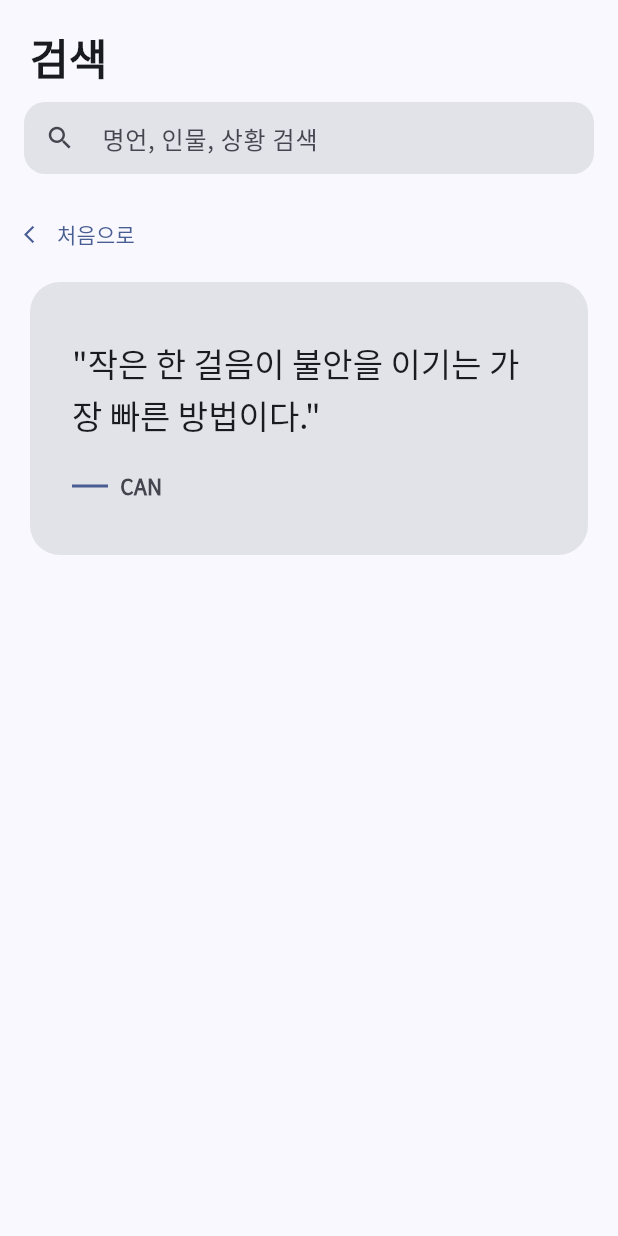
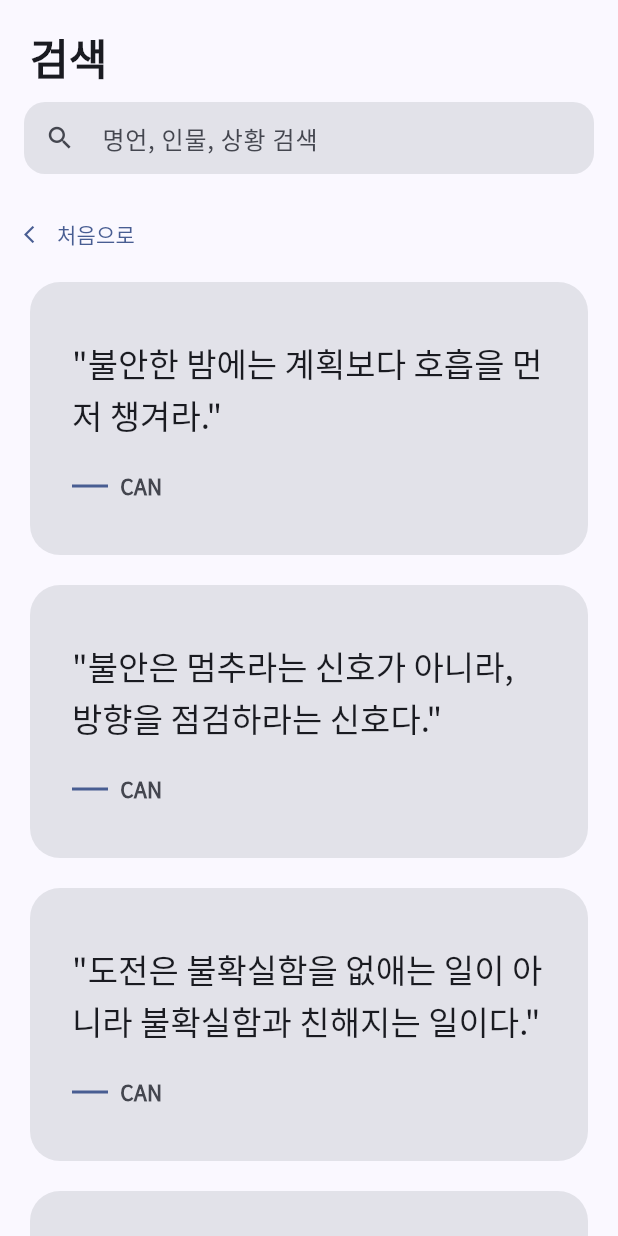
Before and after one commit to KKiyatho/CAN, a Flutter app: the SearchScreen screen opened directly, after a tap on "불안", on a phone screen of 412 x 824 dp. Run offline on Flutter 3.47's test engine with Material 3 defaults, Android fonts, the phone set to English and light mode, and no system bars; our stand-ins replace cloud_firestore, firebase_auth, firebase_core, flutter_local_notifications, flutter_riverpod, flutter_timezone and 5 more; missing offline and left inert: gal; accounts and stored records are empty; network calls fail; project files that could hold a hidden picture were left out.

Commit message:
검색 창 완벽 구현

```diff
--- a/can_app/lib/features/home/quote_repository.dart
+++ b/can_app/lib/features/home/quote_repository.dart
@@ -20,6 +20,8 @@ class QuoteRepository {
   QuoteRepository(this._db);
 
   static List<Quote>? _localQuotesCache;
+  static List<Quote>? _localKoreanQuotesCache;
+  static List<Quote>? _builtinEnglishQuotesCache;
   static List<Quote>? _firestoreQuotesCache;
   static DateTime? _firestoreQuotesLoadedAt;
   static const _firestoreCacheTtl = Duration(minutes: 10);
@@ -43,70 +45,128 @@ class QuoteRepository {
     '삶': ['life', 'living'],
   };
 
-  static List<Quote> _builtinFallbackQuotes() {
+  static const List<Map<String, dynamic>> _koreanFallbackSeed = [
+    {'content': '불안은 멈추라는 신호가 아니라, 방향을 점검하라는 신호다.', 'tags': ['불안', '삶', '자기계발']},
+    {'content': '완벽한 시작보다 오늘의 시작이 더 중요하다.', 'tags': ['자기계발', '도전', '성공']},
+    {'content': '작은 성실이 큰 자신감을 만든다.', 'tags': ['자기계발', '성공', '용기']},
+    {'content': '포기하고 싶은 날에도 한 줄은 남겨라.', 'tags': ['지침', '도전', '독서']},
+    {'content': '생각이 복잡할수록 해야 할 일은 단순해진다.', 'tags': ['철학', '삶', '자기계발']},
+    {'content': '비교는 속도를 빼앗고, 집중은 방향을 만든다.', 'tags': ['자기계발', '성공', '삶']},
+    {'content': '용기는 두려움이 없는 상태가 아니라, 두려움과 함께 걷는 태도다.', 'tags': ['용기', '불안', '도전']},
+    {'content': '오늘의 선택이 내일의 습관이 된다.', 'tags': ['자기계발', '삶', '성공']},
+    {'content': '느리게 가도 멈추지 않으면 도착한다.', 'tags': ['도전', '지침', '성공']},
+    {'content': '한 번의 실패는 방향 수정이지 인생 판정이 아니다.', 'tags': ['도전', '성공', '삶']},
+    {'content': '진짜 실력은 조용한 반복에서 자란다.', 'tags': ['자기계발', '성공', '지혜']},
+    {'content': '면접은 평가의 자리이기도 하지만, 선택의 자리이기도 하다.', 'tags': ['면접', '용기', '성공']},
+    {'content': '질문을 잘하는 사람이 기회를 먼저 본다.', 'tags': ['면접', '지혜', '성공']},
+    {'content': '대답보다 태도가 오래 기억된다.', 'tags': ['면접', '관계', '자기계발']},
+    {'content': '사랑은 상대를 바꾸는 힘이 아니라, 이해하려는 힘이다.', 'tags': ['사랑', '관계', '행복']},
+    {'content': '좋은 관계는 자주 말하는 것보다 잘 듣는 것에서 시작된다.', 'tags': ['관계', '사랑', '지혜']},
+    {'content': '진심은 빠른 답장보다 정확한 공감에 가깝다.', 'tags': ['관계', '사랑', '행복']},
+    {'content': '행복은 커다란 사건보다 잦은 감사에 가깝다.', 'tags': ['행복', '삶', '믿음']},
+    {'content': '웃음은 문제를 없애지 못해도 버틸 힘을 준다.', 'tags': ['행복', '지침', '삶']},
+    {'content': '마음이 흔들릴 때는 해야 할 일을 줄여라.', 'tags': ['불안', '지침', '자기계발']},
+    {'content': '철학은 어려운 답이 아니라 깊은 질문에서 시작된다.', 'tags': ['철학', '지혜', '삶']},
+    {'content': '자유는 하고 싶은 것을 다 하는 것이 아니라, 해야 할 것을 선택하는 힘이다.', 'tags': ['철학', '삶', '용기']},
+    {'content': '진실은 편안함보다 오래 남는다.', 'tags': ['철학', '지혜', '관계']},
+    {'content': '지혜는 많이 아는 것이 아니라, 지금 필요한 것을 아는 능력이다.', 'tags': ['지혜', '삶', '자기계발']},
+    {'content': '배움은 기억의 양이 아니라 시선의 변화다.', 'tags': ['지혜', '독서', '자기계발']},
+    {'content': '책은 답을 주기보다 질문의 깊이를 바꾼다.', 'tags': ['독서', '지혜', '철학']},
+    {'content': '읽은 문장은 사라져도 남은 태도는 삶을 바꾼다.', 'tags': ['독서', '삶', '자기계발']},
+    {'content': '창의력은 영감보다 관찰에서 먼저 태어난다.', 'tags': ['창의력', '지혜', '도전']},
+    {'content': '새로운 생각은 익숙한 것을 다르게 부를 때 시작된다.', 'tags': ['창의력', '철학', '자기계발']},
+    {'content': '도전은 큰 결심보다 작은 실행의 누적이다.', 'tags': ['도전', '자기계발', '성공']},
+    {'content': '성공은 속도보다 지속성에 더 가깝다.', 'tags': ['성공', '자기계발', '지침']},
+    {'content': '꾸준함은 재능이 없어도 쌓을 수 있는 가장 공정한 자산이다.', 'tags': ['성공', '자기계발', '용기']},
+    {'content': '믿음은 결과를 아는 확신이 아니라, 과정을 견디는 힘이다.', 'tags': ['믿음', '지침', '삶']},
+    {'content': '기도는 문제를 지우는 주문이 아니라 마음을 세우는 시간이다.', 'tags': ['믿음', '불안', '행복']},
+    {'content': '삶은 정답지를 찾는 여행이 아니라 나만의 문장을 쓰는 과정이다.', 'tags': ['삶', '철학', '자기계발']},
+    {'content': '오늘을 견딘 사람에게 내일은 선물이 된다.', 'tags': ['삶', '지침', '희망']},
+    {'content': '희망은 상황이 좋아서 생기는 감정이 아니라 포기하지 않는 선택이다.', 'tags': ['희망', '도전', '삶']},
+    {'content': '불안한 밤에는 계획보다 호흡을 먼저 챙겨라.', 'tags': ['불안', '행복', '삶']},
+    {'content': '지친 마음은 더 세게 밀기보다 잠깐 멈춰야 회복된다.', 'tags': ['지침', '행복', '삶']},
+    {'content': '면접장에서 필요한 것은 완벽함이 아니라 명확함이다.', 'tags': ['면접', '용기', '자기계발']},
+    {'content': '좋은 답변은 외운 문장이 아니라 경험에서 나온 문장이다.', 'tags': ['면접', '지혜', '성공']},
+    {'content': '관계의 품격은 갈등이 없을 때가 아니라 갈등을 다루는 방식에서 드러난다.', 'tags': ['관계', '사랑', '지혜']},
+    {'content': '사랑은 확신을 요구하기보다 성장을 허락한다.', 'tags': ['사랑', '관계', '행복']},
+    {'content': '행복은 멀리 있는 목표가 아니라 가까이 있는 태도다.', 'tags': ['행복', '삶', '철학']},
+    {'content': '철학은 삶을 느리게 만들지 않는다. 더 정확하게 만든다.', 'tags': ['철학', '지혜', '삶']},
+    {'content': '지혜로운 사람은 말의 크기보다 침묵의 길이를 안다.', 'tags': ['지혜', '관계', '철학']},
+    {'content': '독서는 시간을 쓰는 일이 아니라 시야를 넓히는 일이다.', 'tags': ['독서', '지혜', '자기계발']},
+    {'content': '창의력은 틀을 부수는 힘이 아니라 틀을 다시 설계하는 힘이다.', 'tags': ['창의력', '도전', '지혜']},
+    {'content': '도전은 불확실함을 없애는 일이 아니라 불확실함과 친해지는 일이다.', 'tags': ['도전', '불안', '용기']},
+    {'content': '성공은 크게 이기는 날보다 무너지지 않는 날들로 완성된다.', 'tags': ['성공', '지침', '삶']},
+    {'content': '삶의 방향은 남의 박수보다 내 마음의 평온이 결정한다.', 'tags': ['삶', '행복', '철학']},
+  ];
+
+  static List<Quote> _builtinKoreanQuotes() {
+    if (_localKoreanQuotesCache != null) return _localKoreanQuotesCache!;
     final now = DateTime(2020, 1, 1);
-    return [
+    _localKoreanQuotesCache = _koreanFallbackSeed
+      .take(50)
+      .toList()
+        .asMap()
+        .entries
+        .map(
+          (entry) => Quote(
+            id: 'builtin_ko_${entry.key + 1}',
+            content: entry.value['content'] as String,
+            author: 'CAN',
+            source: null,
+            language: 'ko',
+            isFeatured: false,
+            tags: List<String>.from(entry.value['tags'] as List<dynamic>),
+            createdAt: now.add(Duration(seconds: entry.key)),
+          ),
+        )
+        .toList();
+    return _localKoreanQuotesCache!;
+  }
+
+  static List<Quote> _builtinEnglishQuotes() {
+    if (_builtinEnglishQuotesCache != null) return _builtinEnglishQuotesCache!;
+    final now = DateTime(2020, 1, 1, 0, 10);
+    _builtinEnglishQuotesCache = [
       Quote(
-        id: 'builtin_1',
-        content: 'You do not have to be fearless. You only have to move forward.',
+        id: 'builtin_en_1',
+        content: 'Progress is built by showing up on ordinary days.',
         author: 'CAN',
         source: null,
         language: 'en',
         isFeatured: false,
-        tags: const ['courage', 'strength', 'motivation', '도전', '용기'],
+        tags: const ['motivation', 'growth', 'success'],
         createdAt: now,
       ),
       Quote(
-        id: 'builtin_2',
-        content: '작은 한 걸음이 불안을 이기는 가장 빠른 방법이다.',
-        author: 'CAN',
-        source: null,
-        language: 'ko',
-        isFeatured: false,
-        tags: const ['불안', '용기', '삶'],
-        createdAt: now.add(const Duration(seconds: 1)),
-      ),
-      Quote(
-        id: 'builtin_3',
-        content: 'Rest if you must, but do not quit.',
-        author: 'Unknown',
-        source: null,
-        language: 'en',
-        isFeatured: false,
-        tags: const ['motivation', 'growth', '지침', '자기계발'],
-        createdAt: now.add(const Duration(seconds: 2)),
-      ),
-      Quote(
-        id: 'builtin_4',
-        content: '관계는 정답이 아니라, 서로를 이해하려는 연습이다.',
-        author: 'CAN',
-        source: null,
-        language: 'ko',
-        isFeatured: false,
-        tags: const ['관계', '사랑', '행복'],
-        createdAt: now.add(const Duration(seconds: 3)),
-      ),
-      Quote(
-        id: 'builtin_5',
-        content: 'Success is built from ordinary days done consistently.',
+        id: 'builtin_en_2',
+        content: 'Courage is taking one more step while still feeling afraid.',
         author: 'CAN',
         source: null,
         language: 'en',
         isFeatured: false,
-        tags: const ['success', 'work', '성공', '자기계발'],
-        createdAt: now.add(const Duration(seconds: 4)),
+        tags: const ['courage', 'life', 'strength'],
+        createdAt: now.add(const Duration(seconds: 1)),
       ),
       Quote(
-        id: 'builtin_6',
-        content: '오늘의 평온은 어제의 걱정을 조금 내려놓은 결과다.',
+        id: 'builtin_en_3',
+        content: 'Consistency can outrun talent when talent stops early.',
         author: 'CAN',
         source: null,
-        language: 'ko',
+        language: 'en',
         isFeatured: false,
-        tags: const ['행복', '삶', '믿음'],
-        createdAt: now.add(const Duration(seconds: 5)),
+        tags: const ['success', 'discipline', 'work'],
+        createdAt: now.add(const Duration(seconds: 2)),
       ),
     ];
+    return _builtinEnglishQuotesCache!;
+  }
+
+  List<Quote> _builtinQuotesForLanguage(String language) {
+    if (language == 'all') {
+      return [..._builtinKoreanQuotes(), ..._builtinEnglishQuotes()];
+    }
+    if (language == 'ko') return _builtinKoreanQuotes();
+    return _builtinEnglishQuotes();
   }
 
   Future<List<Quote>> _loadLocalQuotes() async {
@@ -147,12 +207,23 @@ class QuoteRepository {
         );
       }
 
-      _localQuotesCache = parsed.isNotEmpty ? parsed : _builtinFallbackQuotes();
+      _localQuotesCache = parsed.isNotEmpty ? parsed : _builtinEnglishQuotes();
       return _localQuotesCache!;
     } catch (_) {
-      _localQuotesCache = _builtinFallbackQuotes();
+      _localQuotesCache = _builtinEnglishQuotes();
       return _localQuotesCache!;
     }
+  }
+
+  Future<List<Quote>> _loadLocalQuotesForLanguage(String language) async {
+    if (language == 'ko') {
+      return _builtinKoreanQuotes();
+    }
+    if (language == 'all') {
+      final en = await _loadLocalQuotes();
+      return [...en, ..._builtinKoreanQuotes()];
+    }
+    return _loadLocalQuotes();
   }
 
   Future<List<Quote>> _loadFirestoreQuotes({int maxDocs = 4000}) async {
@@ -213,12 +284,7 @@ class QuoteRepository {
 
   List<Quote> _filterByLanguage(List<Quote> quotes, String language) {
     if (language == 'all') return quotes;
-    final exact = quotes.where((q) => q.language == language).toList();
-    if (exact.isNotEmpty) return exact;
-    if (language == 'ko') {
-      return quotes.where((q) => q.language == 'en').toList();
-    }
-    return quotes;
+    return quotes.where((q) => q.language == language).toList();
   }
 
   String _normalize(String text) {
@@ -318,26 +384,59 @@ class QuoteRepository {
     return scored.map((e) => e.quote).toList();
   }
 
-  Future<List<Quote>> _localSearchByKeyword(String keyword) async {
-    final normalized = keyword.trim().toLowerCase();
-    if (normalized.isEmpty) return const [];
-    final local = await _loadLocalQuotes();
-    return local.where((q) {
-      if (q.content.toLowerCase().contains(normalized)) return true;
-      if (q.author.toLowerCase().contains(normalized)) return true;
-      return q.tags.any((t) => t.contains(normalized));
-    }).toList();
+  List<Quote> _supplementKoreanByTags(
+    List<Quote> current,
+    List<String> tags,
+  ) {
+    final fallback = _builtinKoreanQuotes();
+    final rankedFallback = _rankByTags(fallback, tags);
+    final merged = _dedupQuotes([
+      ...current,
+      ...rankedFallback,
+      ...fallback,
+    ]);
+    return merged;
   }
 
-  Future<List<Quote>> _localSearchByTags(List<String> tags) async {
+  Future<List<Quote>> _localSearchByTags(List<String> tags, {String language = 'en'}) async {
     if (tags.isEmpty) return const [];
-    final local = await _loadLocalQuotes();
+    final local = await _loadLocalQuotesForLanguage(language);
     final queryTokens = _expandTagTokens(tags);
 
     return local.where((q) {
       final haystack = '${q.content} ${q.author} ${q.tags.join(' ')}'.toLowerCase();
       return queryTokens.any(haystack.contains);
     }).toList();
+  }
+
+  Future<List<Quote>> _firestoreSearchByTags(List<String> tags) async {
+    if (tags.isEmpty) return const [];
+    final normalizedTags = tags
+        .map((tag) => tag.trim())
+        .where((tag) => tag.isNotEmpty)
+        .toList();
+    if (normalizedTags.isEmpty) return const [];
+
+    final queryTags = normalizedTags.take(10).toList();
+    try {
+      final snapshot = await _db
+          .collection('quotes')
+          .where('tags', arrayContainsAny: queryTags)
+          .limit(200)
+          .get();
+      return snapshot.docs.map(Quote.fromFirestore).toList();
+    } catch (_) {
+      try {
+        final fallback = await _db
+            .collection('quotes')
+            .where('tags', arrayContains: queryTags.first)
+            .limit(200)
+            .get();
+        return fallback.docs.map(Quote.fromFirestore).toList();
+      } catch (_) {
+        return const [];
+      }
+    }
   }
 
   /// 오늘의 명언: isFeatured=true 중 랜덤 1개
@@ -361,6 +460,14 @@ class QuoteRepository {
       ..shuffle();
 
     if (filtered.isEmpty) {
+      if (language == 'ko') {
+        final localKo = await _loadLocalQuotesForLanguage('ko');
+        if (localKo.isNotEmpty) {
+          final koFeatured = localKo.where((q) => q.isFeatured).toList()..shuffle();
+          if (koFeatured.isNotEmpty) return koFeatured.first;
+          return localKo.first;
+        }
+      }
       // 선택 언어 데이터 없으면 전체에서 랜덤
       final all = snapshot.docs.map(Quote.fromFirestore).toList()..shuffle();
       return all.first;
@@ -376,7 +483,7 @@ class QuoteRepository {
     int limit = 20,
     String language = 'ko',
   }) async {
-    final firestoreAll = await _loadFirestoreQuotes();
+    final firestoreAll = await _loadFirestoreQuotes(maxDocs: 1500);
     final normalized = _normalize(keyword);
     final firestoreMatches = firestoreAll.where((q) {
       final c = _normalize(q.content);
@@ -386,17 +493,25 @@ class QuoteRepository {
           q.tags.any((t) => _normalize(t).contains(normalized));
     }).toList();
 
-    final localMatches = await _localSearchByKeyword(keyword);
+    final localSource = await _loadLocalQuotesForLanguage(language);
+    final localMatches = localSource.where((q) {
+      final content = _normalize(q.content);
+      final author = _normalize(q.author);
+      return content.contains(normalized) ||
+          author.contains(normalized) ||
+          q.tags.any((t) => _normalize(t).contains(normalized));
+    }).toList();
     final merged = _filterByLanguage(
       _dedupQuotes([...firestoreMatches, ...localMatches]),
       language,
     );
     final ranked = _rankByKeyword(merged, keyword);
+    final resolved = ranked.isNotEmpty ? ranked : _builtinQuotesForLanguage(language);
 
-    final page = ranked.skip(offset).take(limit).toList();
+    final page = resolved.skip(offset).take(limit).toList();
     return QuotePage(
       quotes: page,
-      hasMore: offset + page.length < ranked.length,
+      hasMore: offset + page.length < resolved.length,
       nextOffset: offset + page.length,
     );
   }
@@ -412,33 +527,23 @@ class QuoteRepository {
       return const QuotePage(quotes: [], hasMore: false, nextOffset: 0);
     }
 
-    final expanded = _expandTagTokens(tags).map(_normalize).toSet();
-    final normalizedTags = tags.map(_normalize).toSet();
-    final firestoreAll = await _loadFirestoreQuotes();
-
-    final firestoreMatches = firestoreAll.where((q) {
-      final content = _normalize(q.content);
-      final author = _normalize(q.author);
-      final qtags = q.tags.map(_normalize).toList();
-
-      if (qtags.any(normalizedTags.contains)) return true;
-      if (expanded.any((t) => qtags.any((qt) => qt.contains(t)))) return true;
-      if (expanded.any(content.contains)) return true;
-      if (expanded.any(author.contains)) return true;
-      return false;
-    }).toList();
-
-    final localMatches = await _localSearchByTags(tags);
+    final firestoreMatches = await _firestoreSearchByTags(tags);
+    final localMatches = await _localSearchByTags(tags, language: language);
     final merged = _filterByLanguage(
       _dedupQuotes([...firestoreMatches, ...localMatches]),
       language,
     );
     final ranked = _rankByTags(merged, tags);
+    var resolved =
+        ranked.isNotEmpty ? ranked : _builtinQuotesForLanguage(language);
+    if (language == 'ko') {
+      resolved = _supplementKoreanByTags(resolved, tags);
+    }
 
-    final page = ranked.skip(offset).take(limit).toList();
+    final page = resolved.skip(offset).take(limit).toList();
     return QuotePage(
       quotes: page,
-      hasMore: offset + page.length < ranked.length,
+      hasMore: offset + page.length < resolved.length,
       nextOffset: offset + page.length,
     );
   }
--- a/can_app/lib/features/search/search_screen.dart
+++ b/can_app/lib/features/search/search_screen.dart
@@ -135,7 +135,6 @@ class SearchScreen extends ConsumerStatefulWidget {
 
 class _SearchScreenState extends ConsumerState<SearchScreen> {
   final _controller = TextEditingController();
-  final _emotionController = TextEditingController(); // 감정 입력창
   final _scrollController = ScrollController();
   final _focusNode = FocusNode();
   bool _isSearching = false;
@@ -157,7 +156,6 @@ class _SearchScreenState extends ConsumerState<SearchScreen> {
   @override
   void dispose() {
     _controller.dispose();
-    _emotionController.dispose();
     _scrollController.dispose();
     _focusNode.dispose();
     super.dispose();
@@ -165,24 +163,16 @@ class _SearchScreenState extends ConsumerState<SearchScreen> {
 
   void _clear() {
     _controller.clear();
-    _emotionController.clear();
     _focusNode.unfocus();
     setState(() => _isSearching = false);
     ref.read(searchNotifierProvider.notifier).clearSearch();
-  }
-
-  void _submitEmotion(String v) {
-    if (v.trim().isEmpty) return;
-    FocusScope.of(context).unfocus();
-    setState(() => _isSearching = false);
-    ref.read(searchNotifierProvider.notifier).searchByEmotion(v);
   }
 
   void _submit(String v) {
     if (v.trim().isEmpty) return;
     _focusNode.unfocus();
     setState(() => _isSearching = false);
-    ref.read(searchNotifierProvider.notifier).searchByKeyword(v);
+    ref.read(searchNotifierProvider.notifier).searchUnified(v);
   }
 
   void _selectCategory(_Category cat) {
@@ -287,9 +277,9 @@ class _SearchScreenState extends ConsumerState<SearchScreen> {
                       lang: lang,
                       state: state,
                       scrollController: _scrollController,
-                      onRetry: () =>
-                          ref.read(searchNotifierProvider.notifier)
-                              .searchByKeyword(_controller.text),
+                        onRetry: () => ref
+                          .read(searchNotifierProvider.notifier)
+                          .retryCurrentSearch(),
                       onClear: _clear,
                       recentSearches: state.recentSearches,
                       onRecentTap: (s) {
@@ -303,8 +293,6 @@ class _SearchScreenState extends ConsumerState<SearchScreen> {
                   : _CategoryGrid(
                       lang: lang,
                       onTap: _selectCategory,
-                      emotionController: _emotionController,
-                      onEmotionSubmit: _submitEmotion,
                       onTagTap: (tag) => ref
                           .read(searchNotifierProvider.notifier)
                           .searchByTag(tag),
@@ -323,15 +311,11 @@ class _SearchScreenState extends ConsumerState<SearchScreen> {
 class _CategoryGrid extends StatelessWidget {
   final String lang;
   final void Function(_Category) onTap;
-  final TextEditingController emotionController;
-  final void Function(String) onEmotionSubmit;
   final void Function(String) onTagTap;
 
   const _CategoryGrid({
     required this.lang,
     required this.onTap,
-    required this.emotionController,
-    required this.onEmotionSubmit,
     required this.onTagTap,
   });
 
@@ -348,10 +332,9 @@ class _CategoryGrid extends StatelessWidget {
   @override
   Widget build(BuildContext context) {
     final theme = Theme.of(context);
-    final cs = theme.colorScheme;
     return CustomScrollView(
       slivers: [
-        // ── 감정/상황 입력 섹션 ────────────────────────────────────────
+        // ── 감정 빠른 선택 섹션 (입력창은 상단 단일 검색창으로 통합) ─────
         SliverToBoxAdapter(
           child: Padding(
             padding: const EdgeInsets.fromLTRB(16, 4, 16, 16),
@@ -363,46 +346,6 @@ class _CategoryGrid extends StatelessWidget {
                   style: theme.textTheme.titleMedium?.copyWith(
                     fontWeight: FontWeight.w700,
                   ),
-                ),
-                const SizedBox(height: 10),
-                // 감정 입력창
-                Row(
-                  children: [
-                    Expanded(
-                      child: TextField(
-                        controller: emotionController,
-                        textInputAction: TextInputAction.search,
-                        onSubmitted: onEmotionSubmit,
-                        decoration: InputDecoration(
-                          hintText: I18n.t(lang, 'search.emotionHint'),
-                          prefixIcon:
-                              const Icon(Icons.mood_outlined, size: 20),
-                          filled: true,
-                          fillColor: cs.surfaceContainerHighest,
-                          border: OutlineInputBorder(
-                            borderRadius: BorderRadius.circular(14),
-                            borderSide: BorderSide.none,
-                          ),
-                          contentPadding: const EdgeInsets.symmetric(
-                              horizontal: 16, vertical: 12),
-                          isDense: true,
-                        ),
-                      ),
-                    ),
-                    const SizedBox(width: 8),
-                    FilledButton(
-                      onPressed: () =>
-                          onEmotionSubmit(emotionController.text),
-                      style: FilledButton.styleFrom(
-                        padding: const EdgeInsets.symmetric(
-                            horizontal: 16, vertical: 14),
-                        shape: RoundedRectangleBorder(
-                          borderRadius: BorderRadius.circular(14),
-                        ),
-                      ),
-                      child: Text(I18n.t(lang, 'search.recommend')),
-                    ),
-                  ],
                 ),
                 const SizedBox(height: 10),
                 // 빠른 감정 칩
```
Also changed, not shown: can_app/lib/features/search/category_detail_notifier.dart (+10 -9 lines), can_app/lib/features/search/search_notifier.dart (+38 -1 lines).
